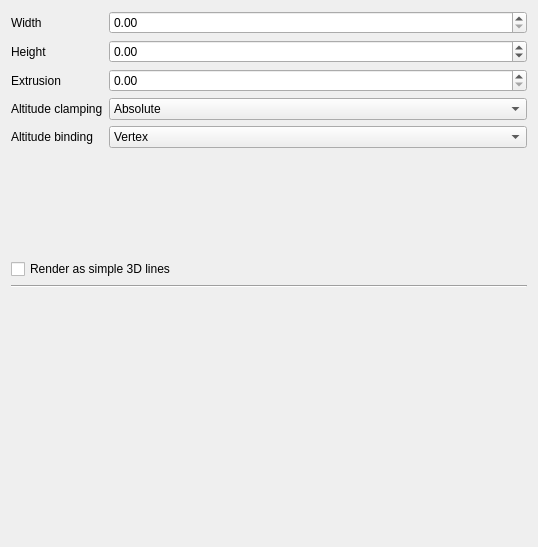
The window that src/ui/3d/line3dsymbolwidget.ui (qgis/QGIS) describes before a commit, drawn with Qt 5.
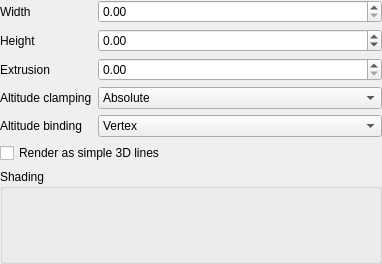
The same window after the commit. Custom widgets are drawn as their Qt base class.

Diff of the .ui file:
```diff
--- a/src/ui/3d/line3dsymbolwidget.ui
+++ b/src/ui/3d/line3dsymbolwidget.ui
@@ -6,18 +6,21 @@
    <rect>
     <x>0</x>
     <y>0</y>
-    <width>538</width>
-    <height>547</height>
+    <width>382</width>
+    <height>264</height>
    </rect>
   </property>
   <property name="windowTitle">
-   <string>Form</string>
+   <string notr="true">Form</string>
   </property>
   <layout class="QVBoxLayout" name="verticalLayout">
+   <property name="margin">
+    <number>0</number>
+   </property>
    <item>
     <layout class="QFormLayout" name="formLayout">
      <item row="1" column="0">
-      <widget class="QLabel" name="label">
+      <widget class="QLabel" name="labelHeight">
        <property name="text">
         <string>Height</string>
        </property>
@@ -34,7 +37,7 @@
       </widget>
      </item>
      <item row="2" column="0">
-      <widget class="QLabel" name="label_2">
+      <widget class="QLabel" name="labelExtrusion">
        <property name="text">
         <string>Extrusion</string>
        </property>
@@ -48,7 +51,7 @@
       </widget>
      </item>
      <item row="3" column="0">
-      <widget class="QLabel" name="label_3">
+      <widget class="QLabel" name="labelClamping">
        <property name="text">
         <string>Altitude clamping</string>
        </property>
@@ -74,7 +77,7 @@
       </widget>
      </item>
      <item row="4" column="0">
-      <widget class="QLabel" name="label_4">
+      <widget class="QLabel" name="labelBinding">
        <property name="text">
         <string>Altitude binding</string>
        </property>
@@ -95,7 +98,7 @@
       </widget>
      </item>
      <item row="0" column="0">
-      <widget class="QLabel" name="label_5">
+      <widget class="QLabel" name="labelWidth">
        <property name="text">
         <string>Width</string>
        </property>
@@ -118,22 +121,34 @@
     </widget>
    </item>
    <item>
-    <widget class="Line" name="line">
-     <property name="orientation">
-      <enum>Qt::Horizontal</enum>
+    <widget class="QgsCollapsibleGroupBox" name="groupShading">
+     <property name="title">
+      <string>Shading</string>
      </property>
+     <layout class="QGridLayout" name="gridLayout">
+      <property name="margin">
+       <number>0</number>
+      </property>
+      <item row="3" column="0" colspan="2">
+       <widget class="QgsMaterialWidget" name="widgetMaterial" native="true">
+        <property name="minimumSize">
+         <size>
+          <width>10</width>
+          <height>10</height>
+         </size>
+        </property>
+       </widget>
+      </item>
+     </layout>
     </widget>
    </item>
-   <item>
-    <widget class="QgsPhongMaterialWidget" name="widgetMaterial" native="true"/>
-   </item>
   </layout>
  </widget>
  <customwidgets>
   <customwidget>
-   <class>QgsPhongMaterialWidget</class>
+   <class>QgsMaterialWidget</class>
    <extends>QWidget</extends>
-   <header>qgsphongmaterialwidget.h</header>
+   <header>qgsmaterialwidget.h</header>
    <container>1</container>
   </customwidget>
   <customwidget>
@@ -141,6 +156,12 @@
    <extends>QDoubleSpinBox</extends>
    <header>qgsdoublespinbox.h</header>
   </customwidget>
+  <customwidget>
+   <class>QgsCollapsibleGroupBox</class>
+   <extends>QGroupBox</extends>
+   <header>qgscollapsiblegroupbox.h</header>
+   <container>1</container>
+  </customwidget>
  </customwidgets>
  <tabstops>
   <tabstop>spinWidth</tabstop>
```
